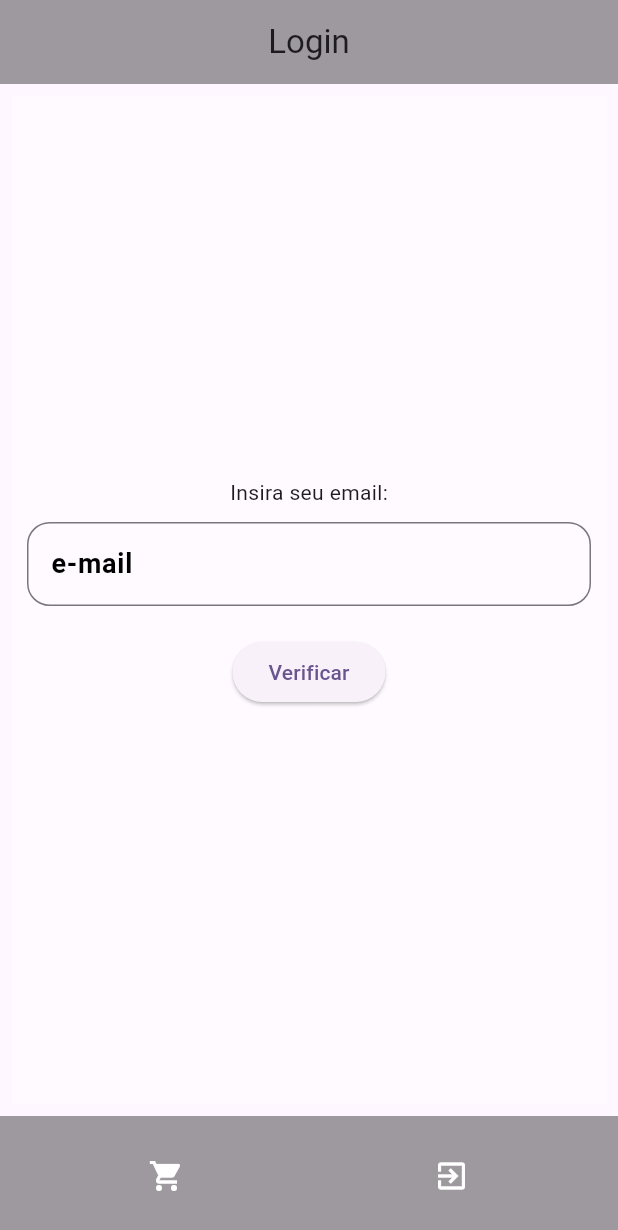
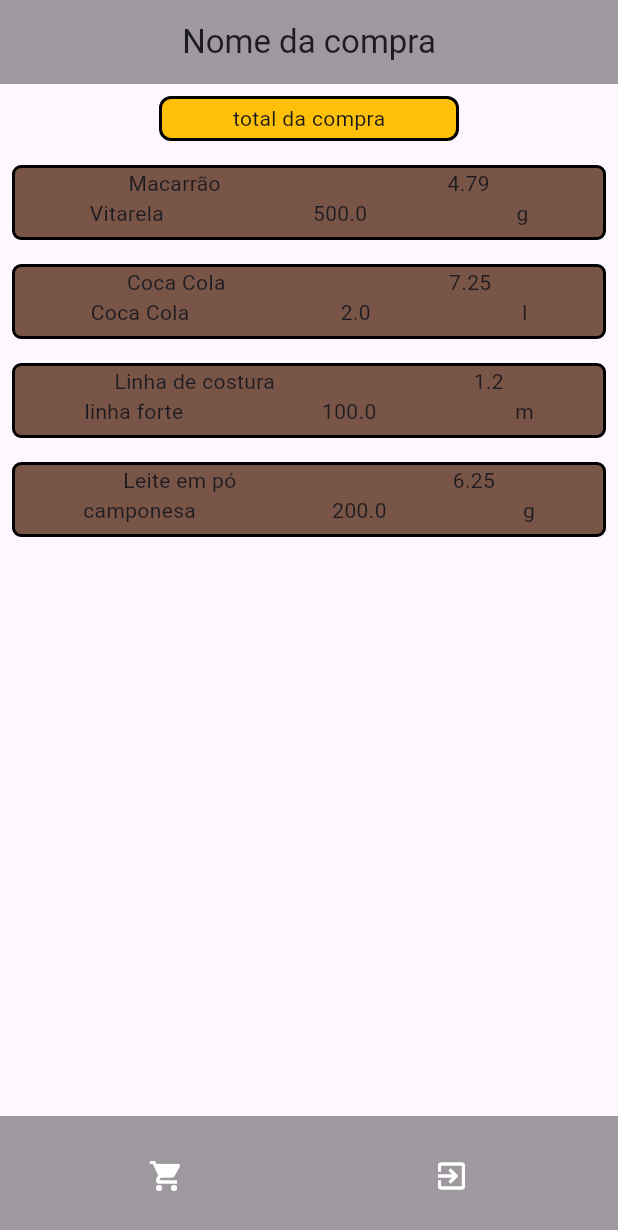
Before and after one commit to gustavo91010/recall-de-compras-app, a Flutter app: the screen it shows after launch, on a phone screen of 412 x 824 dp. Shown: the top 1230 px of the screen. Run offline on Flutter 3.47's test engine with Material 3 defaults, Android fonts, the phone set to English and light mode, and no system bars.

Commit message:
feat: purchasse itens ins progress

```diff
--- /dev/null
+++ b/lib/components/item_component.dart
@@ -0,0 +1,70 @@
+
+import 'package:flutter/material.dart';
+
+class Item extends StatelessWidget {
+  const Item({
+    super.key,
+    required this.descricao,
+    required this.preco,
+    required this.marca,
+    required this.quantidade,
+    required this.unidade,
+  });
+
+  final String descricao;
+  final double preco;
+  final String marca;
+  final double quantidade;
+  final String unidade;
+
+  @override
+  Widget build(BuildContext context) {
+    return Padding(
+      padding: const EdgeInsets.all(8.0),
+      child: Container(
+          width: 500,
+          height: 50,
+          decoration: BoxDecoration(
+            color: Colors.brown,
+            borderRadius: BorderRadius.circular(6.0),
+            border: Border.all(
+              color: Colors.black,
+              width: 2.0,
+            ),
+          ),
+          child: Column(
+            children: [
+              Row(
+                mainAxisAlignment: MainAxisAlignment.spaceAround,
+                crossAxisAlignment: CrossAxisAlignment.center,
+                children: [
+                  SizedBox(
+                    child: Text(descricao),
+                  ),
+                  SizedBox(
+                    child: Text(preco.toString()),
+                  )
+                ],
+              ),
+              Row(
+                mainAxisAlignment: MainAxisAlignment.spaceAround,
+                crossAxisAlignment: CrossAxisAlignment.center,
+                children: [
+                  SizedBox(
+                    child: Text(marca),
+                  ),
+                  SizedBox(
+                    child: Text(quantidade.toString()),
+                  ),
+                  SizedBox(
+                    child: Text(unidade),
+                  )
+                ],
+              )
+            ],
+          )
+          //const Text('Esse vai ser o componente do item'),
+          ),
+    );
+  }
+}
--- a/lib/main.dart
+++ b/lib/main.dart
@@ -1,5 +1,6 @@
 import 'package:flutter/material.dart';
 import 'package:recall_de_compras/pages/login.dart';
+import 'package:recall_de_compras/pages/purchase_itens.dart';
 
 void main() {
   runApp(const MyApp());
@@ -18,8 +19,8 @@ class MyApp extends StatelessWidget {
         colorScheme: ColorScheme.fromSeed(seedColor: Colors.deepPurple),
         useMaterial3: true,
       ),
-     home:  Login()
-         //  home:  Purchasse()
+    // home:  Login()
+        home: const PurchaseItens()
 
     );
   }
--- /dev/null
+++ b/lib/pages/purchase_itens.dart
@@ -0,0 +1,89 @@
+import 'package:flutter/material.dart';
+import 'package:recall_de_compras/components/botoon_app_bar.dart';
+import 'package:recall_de_compras/components/item_component.dart';
+
+class PurchaseItens extends StatefulWidget {
+  const PurchaseItens({super.key});
+
+  @override
+  State<StatefulWidget> createState() => _PurchaseItensScreen();
+}
+
+class _PurchaseItensScreen extends State<PurchaseItens> {
+  final String descricao = 'Macarrão';
+  final String marca = 'Vitarela';
+  final double preco = 4.79;
+  final String unidade = 'g';
+  final double quantidade = 500;
+
+  @override
+  Widget build(BuildContext context) {
+    return Scaffold(
+      appBar: AppBar(
+        title: const Center(
+          child: Text('Nome da compra'),
+        ),
+        backgroundColor: Colors.black38,
+      ),
+      bottomNavigationBar: const BotoonAppBar(),
+      body: Column(
+        children: [
+          totalCompra(),
+          Expanded(
+            child: ListView(
+              children: [
+                Item(
+                    descricao: descricao,
+                    preco: preco,
+                    marca: marca,
+                    quantidade: quantidade,
+                    unidade: unidade),
+                const Item(
+                    descricao: 'Coca Cola',
+                    preco: 7.25,
+                    marca: 'Coca Cola',
+                    quantidade: 2,
+                    unidade: 'l'),
+                const Item(
+                    descricao: 'Linha de costura',
+                    preco: 1.20,
+                    marca: 'linha forte',
+                    quantidade: 100,
+                    unidade: 'm'),
+                const Item(
+                    descricao: 'Leite em pó',
+                    preco: 6.25,
+                    marca: 'camponesa',
+                    quantidade: 200,
+                    unidade: 'g')
+              ],
+            ),
+          ),
+        ],
+      ),
+    );
+  }
+
+  Padding totalCompra() {
+    return Padding(
+      padding: const EdgeInsets.all(8.0),
+      child: Align(
+        alignment: Alignment.center,
+        child: Container(
+          alignment: Alignment.center,
+          width: 200,
+          height: 30,
+          decoration: BoxDecoration(
+            color: Colors.amber,
+            borderRadius: BorderRadius.circular(8.0),
+            border: Border.all(
+              color: Colors.black,
+              width: 2.0,
+            ),
+          ),
+          child: const Text('total da compra'),
+        ),
+      ),
+    );
+  }
+}
```
